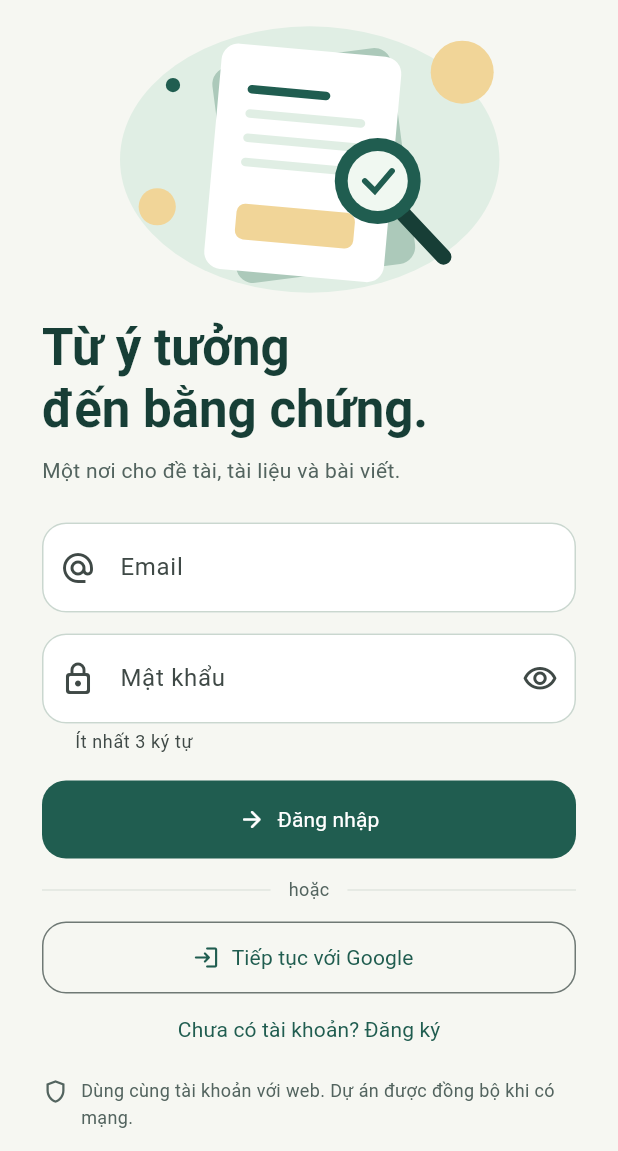
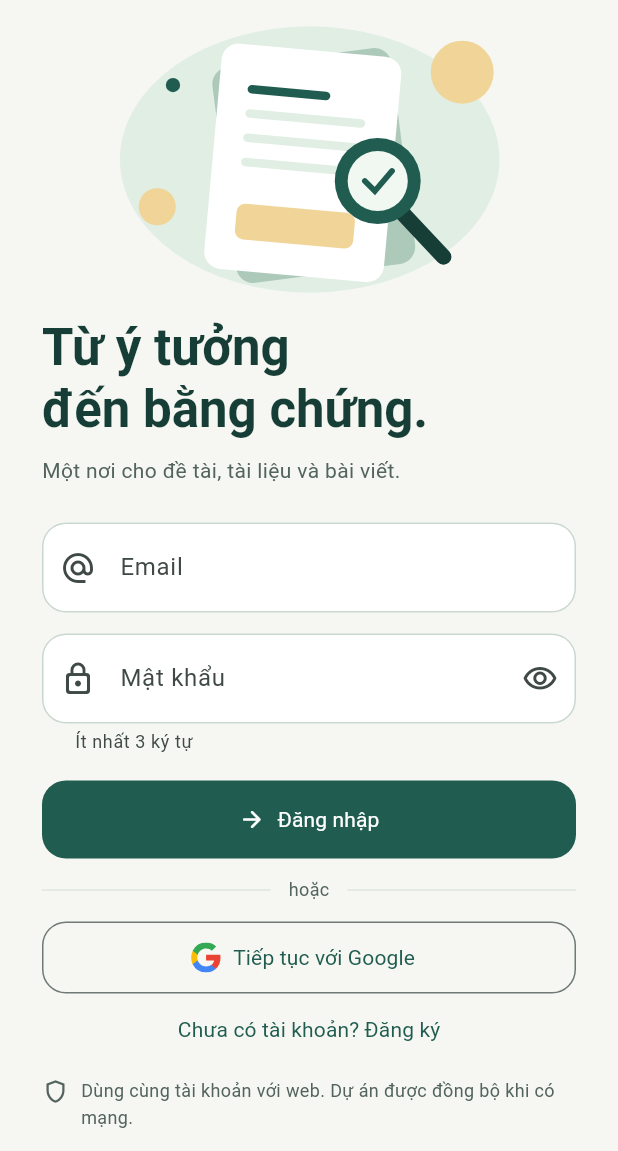
Before and after one commit to nhanlhse184226-ctrl/PaperFlow_V2, a Flutter app: the screen it shows after launch, on a phone screen of 412 x 824 dp, the part 85-1236 px from its top. Run offline on Flutter 3.47's test engine with Material 3 defaults, Android fonts, the phone set to English and light mode, and no system bars; our stand-ins replace dio, file_picker, flutter_secure_storage, flutter_svg, google_sign_in, share_plus; missing offline and left inert: pdfrx.

Commit message:
fix: use Google brand mark in Android sign-in

```diff
--- a/mobile/lib/screens/auth.dart
+++ b/mobile/lib/screens/auth.dart
@@ -2,6 +2,7 @@ import 'dart:io';
 
 import 'package:flutter/material.dart';
 import 'package:google_sign_in/google_sign_in.dart';
+import 'package:flutter_svg/flutter_svg.dart';
 
 import '../data/api.dart';
 import '../ui/design.dart';
@@ -223,7 +224,13 @@ class _AuthScreenState extends State<AuthScreen> {
                     width: double.infinity,
                     child: OutlinedButton.icon(
                       onPressed: signInWithGoogle,
-                      icon: const Icon(Icons.login_rounded),
+                      icon: ExcludeSemantics(
+                        child: SvgPicture.asset(
+                          'assets/icons/google_g.svg',
+                          width: 20,
+                          height: 20,
+                        ),
+                      ),
                       label: const Text('Tiếp tục với Google'),
                     ),
                   ),
```
Also changed, not shown: mobile/pubspec.yaml (+3 -4 lines), mobile/assets/icons/google_g.svg (added), mobile/pubspec.lock.
